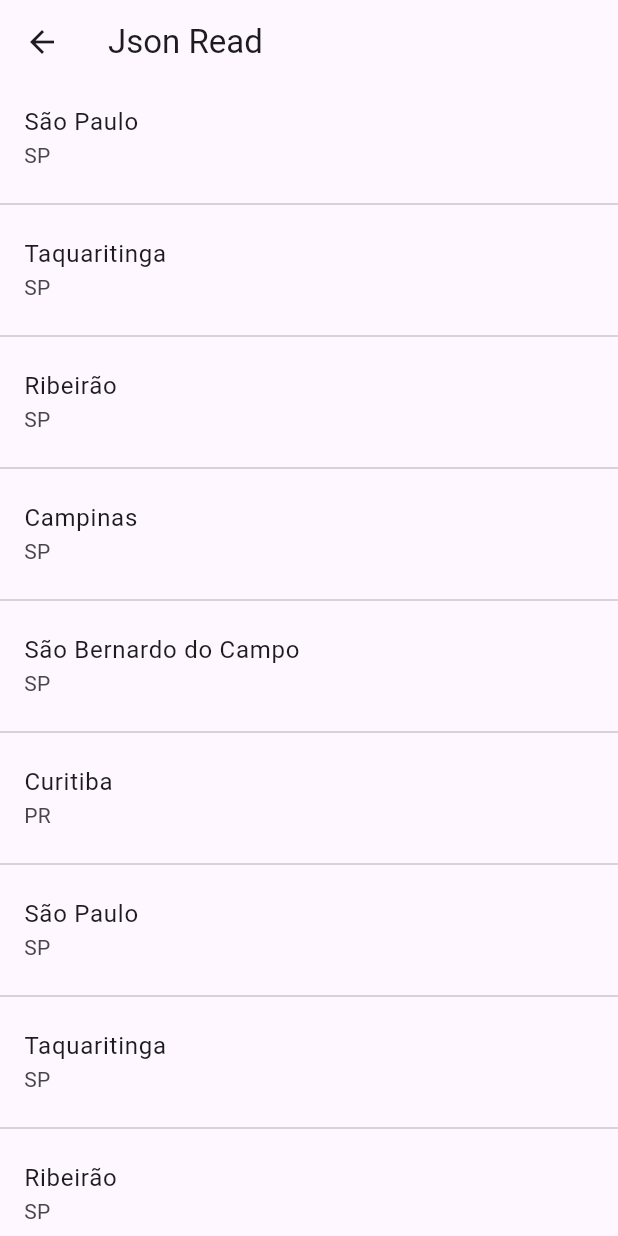
After one commit to ygcoutinho/flutter_playground, a Flutter app: the screen it shows after launch, after a tap on "Json Read", on a phone screen of 412 x 824 dp. The commit adds this screen. Run offline on Flutter 3.47's test engine with Material 2 defaults, Android fonts, the phone set to English and light mode, and no system bars.

Commit message:
json read

```diff
--- /dev/null
+++ b/lib/assets/cities.json
@@ -0,0 +1,98 @@
+[
+    {
+        "city": "São Paulo",
+        "state": "SP"
+    },
+    {
+        "city": "Taquaritinga",
+        "state": "SP"
+    },
+    {
+        "city": "Ribeirão",
+        "state": "SP"
+    },
+    {
+        "city": "Campinas",
+        "state": "SP"
+    },
+    {
+        "city": "São Bernardo do Campo",
+        "state": "SP"
+    },
+    {
+        "city": "Curitiba",
+        "state": "PR"
+    },
+    {
+        "city": "São Paulo",
+        "state": "SP"
+    },
+    {
+        "city": "Taquaritinga",
+        "state": "SP"
+    },
+    {
+        "city": "Ribeirão",
+        "state": "SP"
+    },
+    {
+        "city": "Campinas",
+        "state": "SP"
+    },
+    {
+        "city": "São Bernardo do Campo",
+        "state": "SP"
+    },
+    {
+        "city": "Curitiba",
+        "state": "PR"
+    },
+    {
+        "city": "São Paulo",
+        "state": "SP"
+    },
+    {
+        "city": "Taquaritinga",
+        "state": "SP"
+    },
+    {
+        "city": "Ribeirão",
+        "state": "SP"
+    },
+    {
+        "city": "Campinas",
+        "state": "SP"
+    },
+    {
+        "city": "São Bernardo do Campo",
+        "state": "SP"
+    },
+    {
+        "city": "Curitiba",
+        "state": "PR"
+    },
+    {
+        "city": "São Paulo",
+        "state": "SP"
+    },
+    {
+        "city": "Taquaritinga",
+        "state": "SP"
+    },
+    {
+        "city": "Ribeirão",
+        "state": "SP"
+    },
+    {
+        "city": "Campinas",
+        "state": "SP"
+    },
+    {
+        "city": "São Bernardo do Campo",
+        "state": "SP"
+    },
+    {
+        "city": "Curitiba",
+        "state": "PR"
+    }
+]
--- a/lib/main.dart
+++ b/lib/main.dart
@@ -2,8 +2,9 @@ import 'package:flutter/material.dart';
 import 'package:flutter_playground/pages/buttons/buttons_page.dart';
 import 'package:flutter_playground/pages/container/container_page.dart';
 import 'package:flutter_playground/pages/dialogs/dialogs_page.dart';
-import 'package:flutter_playground/pages/forms_page.dart';
+import 'package:flutter_playground/forms/forms_page.dart';
 import 'package:flutter_playground/pages/home/home_page.dart';
+import 'package:flutter_playground/pages/json_read/json_read_page.dart';
 import 'package:flutter_playground/pages/layout_builder/layout_builder_page.dart';
 import 'package:flutter_playground/pages/list_view/list_view_page.dart';
 import 'package:flutter_playground/pages/media_query/media_query_page.dart';
@@ -34,6 +35,7 @@ class MyApp extends StatelessWidget {
         '/dialogs': (_) => const DialogsPage(),
         '/snackbar': (_) => const SnackbarPage(),
         '/forms': (_) => const FormsPage(),
+        '/jsonread': (_) => const JsonReadPage(),
       },
     );
   }
--- a/lib/pages/home/home_page.dart
+++ b/lib/pages/home/home_page.dart
@@ -16,6 +16,7 @@ enum PopUpMenuPages {
   showDialog,
   snackbar,
   forms,
+  jsonread,
 }
 
 class _HomePageState extends State<HomePage> {
@@ -23,7 +24,7 @@ class _HomePageState extends State<HomePage> {
   Widget build(BuildContext context) {
     return Scaffold(
       appBar: AppBar(
-        title: const Text('Home Page'),
+        title: const Text('Flutter Playground'),
         centerTitle: true,
         actions: [
           PopupMenuButton<PopUpMenuPages>(
@@ -53,6 +54,9 @@ class _HomePageState extends State<HomePage> {
                   break;
                 case PopUpMenuPages.forms:
                   Navigator.of(context).pushNamed('/forms');
+                  break;
+                case PopUpMenuPages.jsonread:
+                  Navigator.of(context).pushNamed('/jsonread');
                   break;
                 default:
               }
@@ -89,12 +93,17 @@ class _HomePageState extends State<HomePage> {
               const PopupMenuItem(
                 value: PopUpMenuPages.forms,
                 child: Text('Forms'),
+              ),
+              const PopupMenuItem(
+                value: PopUpMenuPages.jsonread,
+                child: Text('Json Read'),
               )
             ],
           ),
         ],
       ),
       body: Center(
+        child: SingleChildScrollView(
           child: Column(
             mainAxisAlignment: MainAxisAlignment.center,
             children: [
@@ -130,7 +139,12 @@ class _HomePageState extends State<HomePage> {
                 onPressed: () => Navigator.of(context).pushNamed('/forms'),
                 child: const Text('Forms'),
               ),
+              ElevatedButton(
+                onPressed: () => Navigator.of(context).pushNamed('/jsonread'),
+                child: const Text('Json Read'),
+              ),
             ],
+          ),
         ),
       ),
     );
--- /dev/null
+++ b/lib/pages/json_read/json_read_page.dart
@@ -0,0 +1,46 @@
+import 'dart:convert';
+
+import 'package:flutter/material.dart';
+import 'package:flutter/services.dart';
+import 'package:flutter_playground/pages/json_read/model/city.dart';
+
+class JsonReadPage extends StatefulWidget {
+  const JsonReadPage({Key? key}) : super(key: key);
+
+  @override
+  State<JsonReadPage> createState() => _JsonReadPageState();
+}
+
+class _JsonReadPageState extends State<JsonReadPage> {
+  var _city = <City>[];
+  @override
+  initState() {
+    _loadCities();
+    super.initState();
+  }
+
+  Future<void> _loadCities() async {
+    var data = await rootBundle.loadString('lib/assets/cities.json');
+    setState(() {
+      final citiesList = jsonDecode(data);
+      _city = citiesList.map<City>((e) => City.fromMap(e)).toList();
+    });
+  }
+
+  @override
+  Widget build(BuildContext context) {
+    return Scaffold(
+      appBar: AppBar(
+        title: const Text('Json Read'),
+      ),
+      body: ListView.separated(
+        separatorBuilder: (context, index) => const Divider(),
+        itemCount: _city.length,
+        itemBuilder: (_, index) => ListTile(
+          title: Text(_city[index].city),
+          subtitle: Text(_city[index].state),
+        ),
+      ),
+    );
+  }
+}
--- /dev/null
+++ b/lib/pages/json_read/model/city.dart
@@ -0,0 +1,29 @@
+import 'dart:convert';
+
+class City {
+  String city;
+  String state;
+
+  City({required this.city, required this.state});
+
+  //toMap
+  Map<String, dynamic> toMap() {
+    return {
+      'city': city,
+      'state': state,
+    };
+  }
+
+  //toJson
+  String toJson() => jsonEncode(toMap());
+
+  //fromMap
+  factory City.fromMap(Map<String, dynamic> map) {
+    return City(
+      city: map['city'] ?? '',
+      state: map['state'] ?? '',
+    );
+  }
+  //fromJson
+  factory City.fromJson(String json) => City.fromJson(jsonDecode(json));
+}
--- a/pubspec.yaml
+++ b/pubspec.yaml
@@ -59,7 +59,8 @@ flutter:
   uses-material-design: true
 
   # To add assets to your application, add an assets section, like this:
-  # assets:
+  assets:
+    - lib/assets/cities.json
   #   - images/a_dot_burr.jpeg
   #   - images/a_dot_ham.jpeg
 
```
Also changed, not shown: lib/forms/forms_page.dart (renamed from lib/pages/forms_page.dart). Lines whose indentation alone changed are shown as unchanged.
